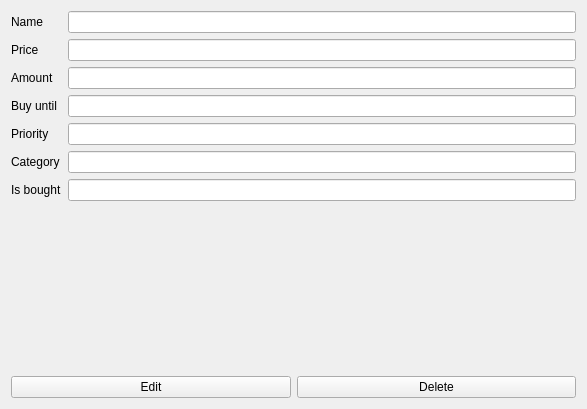
Old version of the form src/Client/View/MainPage/Product/ProductViewSubPage/ProductViewSubPage.ui in the repository iodream/Spend-Note.
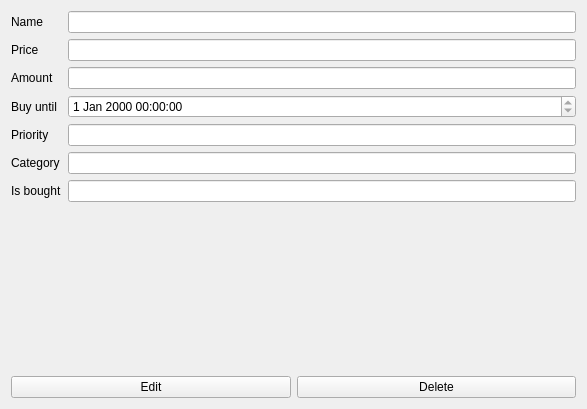
New version of the form.

Commit message: Add UI for product categories. Change some widgets

```diff
--- a/src/Client/View/MainPage/Product/ProductViewSubPage/ProductViewSubPage.ui
+++ b/src/Client/View/MainPage/Product/ProductViewSubPage/ProductViewSubPage.ui
@@ -65,13 +65,6 @@
        </property>
       </widget>
      </item>
-     <item row="3" column="1">
-      <widget class="QLineEdit" name="BuyUntil">
-       <property name="readOnly">
-        <bool>true</bool>
-       </property>
-      </widget>
-     </item>
      <item row="4" column="0">
       <widget class="QLabel" name="PriorityLabel">
        <property name="text">
@@ -114,6 +107,13 @@
        </property>
       </widget>
      </item>
+     <item row="3" column="1">
+      <widget class="QDateTimeEdit" name="BuyUntil">
+       <property name="readOnly">
+        <bool>true</bool>
+       </property>
+      </widget>
+     </item>
     </layout>
    </item>
    <item>
```
The commit also changes 12 other files.
